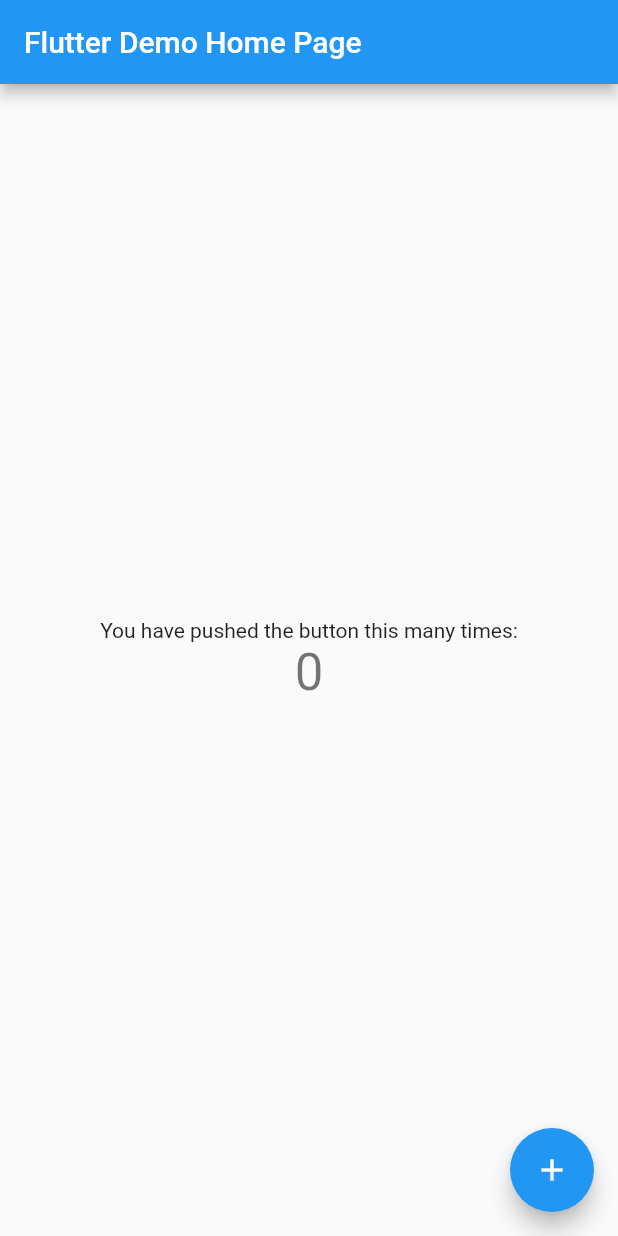
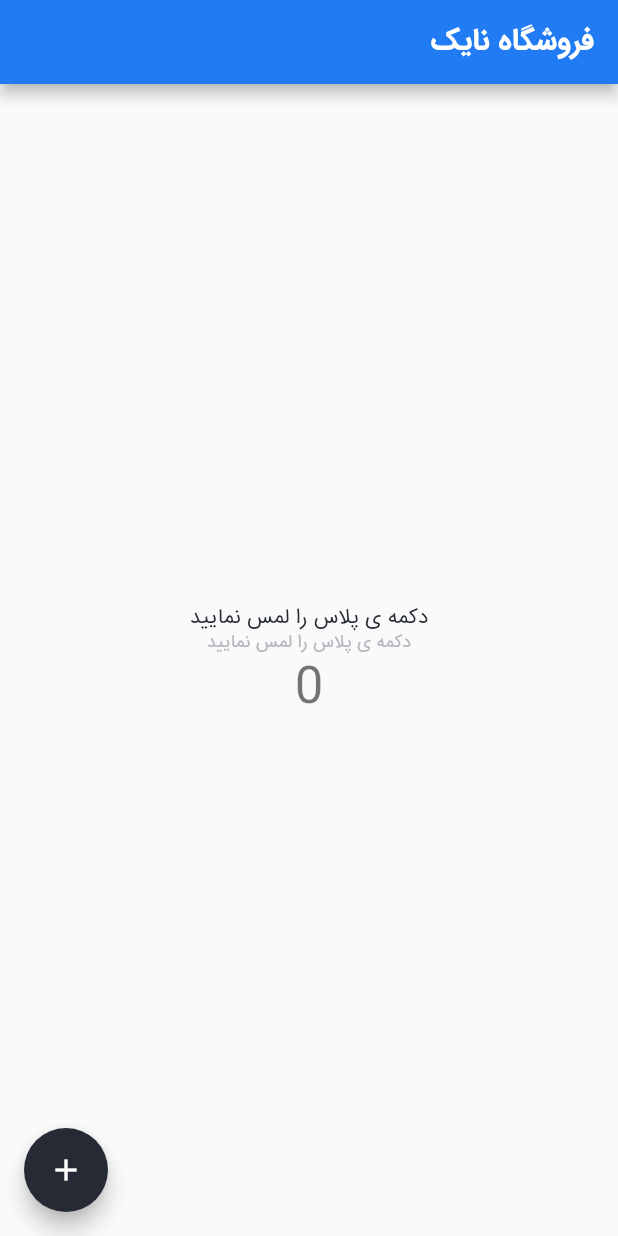
Before and after one commit to Ghazal-Jamalzadeh/flutter_online_shop, a Flutter app: the screen it shows after launch, on a phone screen of 412 x 824 dp. Run offline on Flutter 3.47's test engine with Material 2 defaults, Android fonts, the phone set to English and light mode, and no system bars.

Commit message:
02 - fonts/theme/rtl

```diff
--- a/lib/main.dart
+++ b/lib/main.dart
@@ -1,15 +1,18 @@
 import 'package:flutter/material.dart';
+import 'package:flutter_online_shop/theme.dart';
 
 void main() {
   runApp(const MyApp());
 }
 
 class MyApp extends StatelessWidget {
-  const MyApp({super.key});
+  const MyApp({Key? key}) : super(key: key);
 
   // This widget is the root of your application.
   @override
   Widget build(BuildContext context) {
+    const defaultTextStyle = TextStyle(
+        fontFamily: 'IranSans', color: LightThemeColors.primaryTextColor);
     return MaterialApp(
       title: 'Flutter Demo',
       theme: ThemeData(
@@ -22,15 +25,26 @@
         // or simply save your changes to "hot reload" in a Flutter IDE).
         // Notice that the counter didn't reset back to zero; the application
         // is not restarted.
-        primarySwatch: Colors.blue,
+        textTheme: TextTheme(
+            bodyText2: defaultTextStyle,
+            caption: defaultTextStyle.apply(
+                color: LightThemeColors.secondaryTextColor),
+            headline6: defaultTextStyle.copyWith(fontWeight: FontWeight.bold)),
+        colorScheme: const ColorScheme.light(
+          primary: LightThemeColors.primaryColor,
+          secondary: LightThemeColors.secondaryColor,
+          onSecondary: Colors.white,
+        ),
       ),
-      home: const MyHomePage(title: 'Flutter Demo Home Page'),
+      home: const Directionality(
+          textDirection: TextDirection.rtl,
+          child: MyHomePage(title: 'فروشگاه نایک')),
     );
   }
 }
 
 class MyHomePage extends StatefulWidget {
-  const MyHomePage({super.key, required this.title});
+  const MyHomePage({Key? key, required this.title}) : super(key: key);
 
   // This widget is the home page of your application. It is stateful, meaning
   // that it has a State object (defined below) that contains fields that affect
@@ -96,7 +110,11 @@
           mainAxisAlignment: MainAxisAlignment.center,
           children: <Widget>[
             const Text(
-              'You have pushed the button this many times:',
+              'دکمه ی پلاس را لمس نمایید',
+            ),
+            Text(
+              'دکمه ی پلاس را لمس نمایید',
+              style: Theme.of(context).textTheme.caption,
             ),
             Text(
               '$_counter',
--- /dev/null
+++ b/lib/theme.dart
@@ -0,0 +1,9 @@
+import 'dart:ui';
+
+/* مزیت تعریف رنگ های پروژه به این شکل اینه که تم لایت و دارک را جدا میتونیم تعریف کنیم رنگاشو */
+class LightThemeColors {
+  static const primaryColor = Color(0xff217CF3);
+  static const secondaryColor = Color(0xff262A35);
+  static const primaryTextColor = Color(0xff262A35);
+  static const secondaryTextColor = Color(0xffB3B6BE);
+}
```
Also changed, not shown: pubspec.yaml (+10 -10 lines), lib/assets/fonts/iran_sans_mob.ttf (added), lib/assets/fonts/iran_sans_mob_bold.ttf (added), 1 other file.
